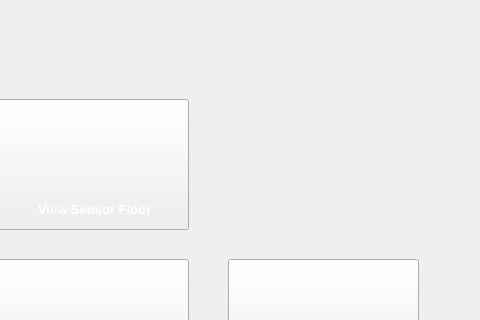
First picture: the form in PI-Edificio/menuwindow.ui, repository QuiannZo/Intelligent_Building, before the edit; both pictures show x 520 to 1000 and y 0 to 320 of the 1000 by 600 pixel window.
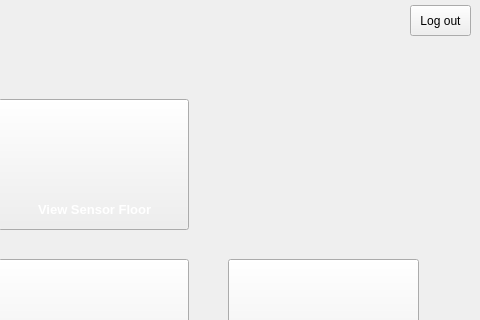
Second picture: the form after the edit.

```diff
--- a/PI-Edificio/menuwindow.ui
+++ b/PI-Edificio/menuwindow.ui
@@ -45,6 +45,19 @@
       <string>Menu</string>
      </property>
     </widget>
+    <widget class="QPushButton" name="pushButton_2">
+     <property name="geometry">
+      <rect>
+       <x>930</x>
+       <y>5</y>
+       <width>61</width>
+       <height>31</height>
+      </rect>
+     </property>
+     <property name="text">
+      <string>Log out</string>
+     </property>
+    </widget>
    </widget>
    <widget class="QWidget" name="mainwidget" native="true">
     <property name="geometry">
```
Left out of the diff: 2 changed lines with no effect on the pictures.
